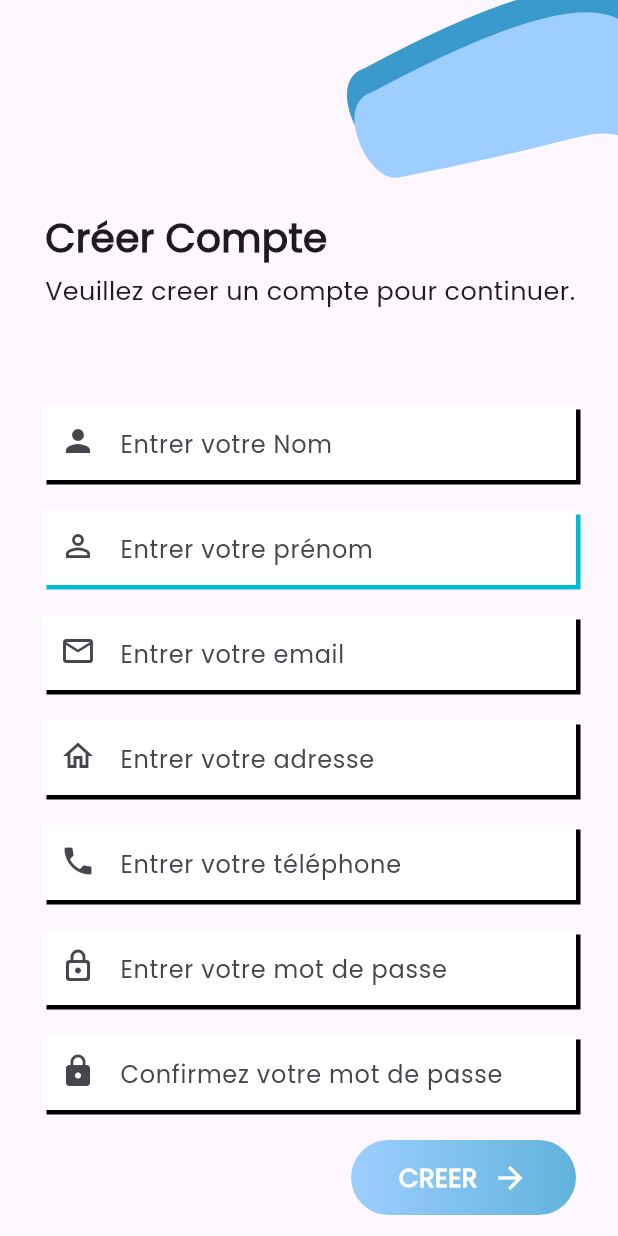
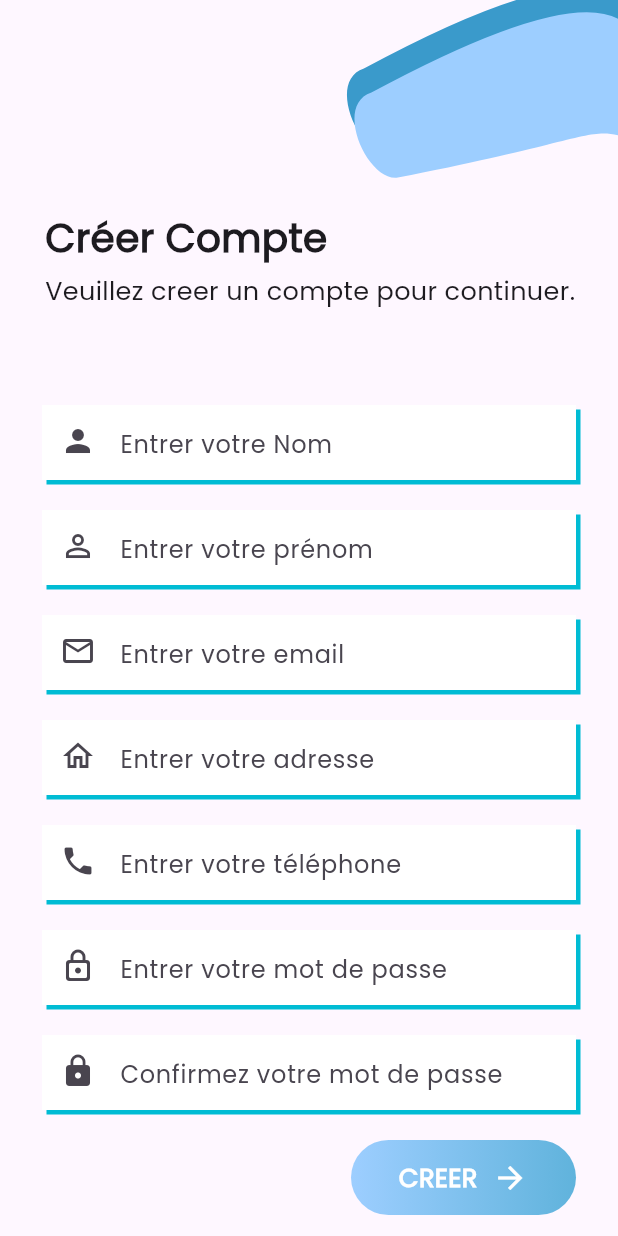
Before and after one commit to callmekeehl/Autoguard_flutter, a Flutter app: the screen it shows after launch, after a tap on "Créer un", on a phone screen of 412 x 824 dp. Run offline on Flutter 3.47's test engine with Material 3 defaults, Android fonts, the phone set to English and light mode, and no system bars; our stand-ins replace shared_preferences.

Commit message:
Last working commit

```diff
--- a/lib/Constant.dart
+++ b/lib/Constant.dart
@@ -1,2 +1,2 @@
 const String url =
-    'https://c737-2c0f-f0f8-646-2700-2867-4b2-d392-7fff.ngrok-free.app/';
+    'https://6a7e-2c0f-f0f8-646-2700-f0a0-8e32-90ad-44cd.ngrok-free.app/';
--- a/lib/Home.dart
+++ b/lib/Home.dart
@@ -34,6 +34,7 @@ class _HomeState extends State<Home> {
     return Scaffold(
       appBar: AppBar(
         title: Text("Accueil"),
+        leading: Image.asset("./assets/images/icon.png"),
       ),
       body: Center(
         child: Text("Bienvenue à la page d'accueil!"),
--- a/lib/Login.dart
+++ b/lib/Login.dart
@@ -1,4 +1,5 @@
 import 'dart:convert';
+import 'package:autoguard_flutter/Home.dart';
 import 'package:flutter/material.dart';
 import 'package:http/http.dart' as http;
 import 'package:shared_preferences/shared_preferences.dart';
@@ -54,8 +55,15 @@ class _LoginState extends State<Login> {
         final prefs = await SharedPreferences.getInstance();
         prefs.setString('authToken', token);
 
+        // Afficher un message de succès
+        ScaffoldMessenger.of(context).showSnackBar(SnackBar(
+          content: Text('Connexion Réussie!'),
+          backgroundColor: Colors.green,
+        ));
+
         // Naviguer vers l'écran principal ou tableau de bord
-        // Navigator.pushReplacement(context, MaterialPageRoute(builder: (_) => DashboardScreen()));
+        Navigator.pushReplacement(
+            context, MaterialPageRoute(builder: (_) => Home()));
       } else {
         // Afficher une erreur si la connexion a échoué
         _showErrorDialog(
@@ -90,11 +98,9 @@ class _LoginState extends State<Login> {
   Widget _buildEmail() {
     return Container(
       height: 50,
-      decoration: BoxDecoration(color: Colors.white, boxShadow: [
-        BoxShadow(
-          offset: Offset(3, 3),
-        )
-      ]),
+      decoration: BoxDecoration(
+          color: Colors.white,
+          boxShadow: [BoxShadow(offset: Offset(3, 3), color: Colors.cyan)]),
       child: TextFormField(
         validator: (value) {
           if (value == null || value.isEmpty) {
@@ -115,11 +121,9 @@ class _LoginState extends State<Login> {
   Widget _buildPassword() {
     return Container(
       height: 50,
-      decoration: BoxDecoration(color: Colors.white, boxShadow: [
-        BoxShadow(
-          offset: Offset(3, 3),
-        )
-      ]),
+      decoration: BoxDecoration(
+          color: Colors.white,
+          boxShadow: [BoxShadow(offset: Offset(3, 3), color: Colors.cyan)]),
       child: TextFormField(
         obscureText: true, // Masquer le mot de passe
         validator: (value) {
--- a/lib/Sign.dart
+++ b/lib/Sign.dart
@@ -129,11 +129,9 @@ class _SignState extends State<Sign> {
   Widget _buildName() {
     return Container(
       height: 50,
-      decoration: BoxDecoration(color: Colors.white, boxShadow: [
-        BoxShadow(
-          offset: Offset(3, 3),
-        )
-      ]),
+      decoration: BoxDecoration(
+          color: Colors.white,
+          boxShadow: [BoxShadow(offset: Offset(3, 3), color: Colors.cyan)]),
       child: TextFormField(
         validator: (value) {
           if (value == null || value.isEmpty) {
@@ -177,11 +175,9 @@ class _SignState extends State<Sign> {
   Widget _buildEmail() {
     return Container(
       height: 50,
-      decoration: BoxDecoration(color: Colors.white, boxShadow: [
-        BoxShadow(
-          offset: Offset(3, 3),
-        )
-      ]),
+      decoration: BoxDecoration(
+          color: Colors.white,
+          boxShadow: [BoxShadow(offset: Offset(3, 3), color: Colors.cyan)]),
       child: TextFormField(
         validator: (value) {
           if (value == null || value.isEmpty) {
@@ -202,11 +198,9 @@ class _SignState extends State<Sign> {
   Widget _buildAddress() {
     return Container(
       height: 50,
-      decoration: BoxDecoration(color: Colors.white, boxShadow: [
-        BoxShadow(
-          offset: Offset(3, 3),
-        )
-      ]),
+      decoration: BoxDecoration(
+          color: Colors.white,
+          boxShadow: [BoxShadow(offset: Offset(3, 3), color: Colors.cyan)]),
       child: TextFormField(
         validator: (value) {
           if (value == null || value.isEmpty) {
@@ -227,11 +221,9 @@ class _SignState extends State<Sign> {
   Widget _buildPhone() {
     return Container(
       height: 50,
-      decoration: BoxDecoration(color: Colors.white, boxShadow: [
-        BoxShadow(
-          offset: Offset(3, 3),
-        )
-      ]),
+      decoration: BoxDecoration(
+          color: Colors.white,
+          boxShadow: [BoxShadow(offset: Offset(3, 3), color: Colors.cyan)]),
       child: TextFormField(
         keyboardType: TextInputType.phone,
         validator: (value) {
@@ -253,11 +245,9 @@ class _SignState extends State<Sign> {
   Widget _buildPassword() {
     return Container(
       height: 50,
-      decoration: BoxDecoration(color: Colors.white, boxShadow: [
-        BoxShadow(
-          offset: Offset(3, 3),
-        )
-      ]),
+      decoration: BoxDecoration(
+          color: Colors.white,
+          boxShadow: [BoxShadow(offset: Offset(3, 3), color: Colors.cyan)]),
       child: TextFormField(
         obscureText: true,
         validator: (value) {
@@ -282,11 +272,9 @@ class _SignState extends State<Sign> {
   Widget _buildConfirmPassword() {
     return Container(
       height: 50,
-      decoration: BoxDecoration(color: Colors.white, boxShadow: [
-        BoxShadow(
-          offset: Offset(3, 3),
-        )
-      ]),
+      decoration: BoxDecoration(
+          color: Colors.white,
+          boxShadow: [BoxShadow(offset: Offset(3, 3), color: Colors.cyan)]),
       child: TextFormField(
         obscureText: true,
         validator: (value) {
--- a/lib/main.dart
+++ b/lib/main.dart
@@ -1,3 +1,4 @@
+import 'package:autoguard_flutter/Home.dart';
 import 'package:autoguard_flutter/splash/Splash_screen.dart';
 import 'package:flutter/material.dart';
 
```
